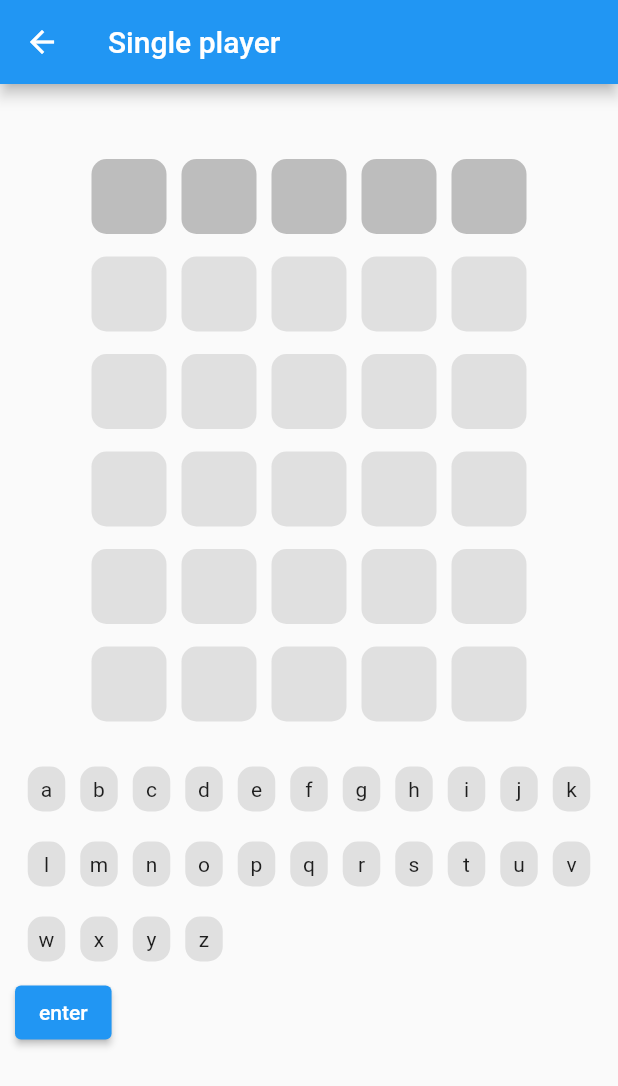
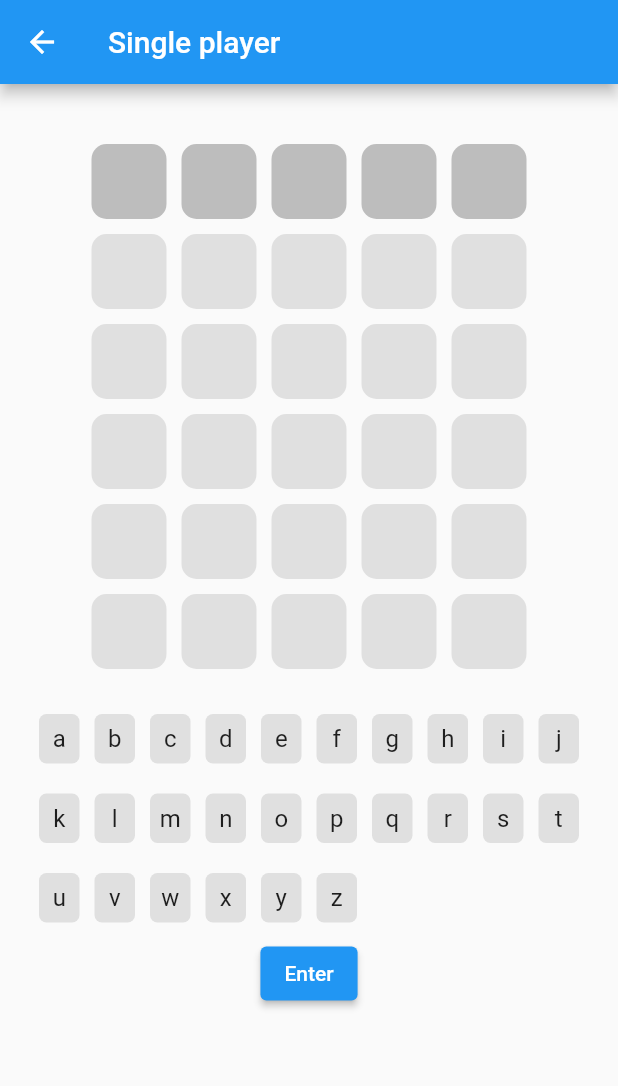
Before and after one commit to Husain-Jinia/Flutter-Wordle, a Flutter app: the SinglePlayer screen opened directly, on a phone screen of 412 x 824 dp. Shown: the top 1086 px of the screen. Run offline on Flutter 3.47's test engine with Material 2 defaults, Android fonts, the phone set to English and light mode, and no system bars; our stand-ins replace pinput.

Commit message:
minor UI changes

```diff
--- a/lib/screens/single_player_game_screen.dart
+++ b/lib/screens/single_player_game_screen.dart
@@ -38,11 +38,6 @@ class _SinglePlayerState extends State<SinglePlayer> {
   void initState() {
     // TODO: implement initState
     super.initState();
-  }
-
-  // function for updating used alphabet status
-  alphabetStatus(List word, List answer){
-
   }
 
   // function for when user submits the word
@@ -184,7 +179,7 @@ class _SinglePlayerState extends State<SinglePlayer> {
       body: Container(
         child:SingleChildScrollView(
         child:Container(
-          margin: const EdgeInsets.only(top:50, left: 10, right: 10),
+          margin: const EdgeInsets.only(top:40, left: 12, right: 12),
               child: Column(
                 mainAxisAlignment: MainAxisAlignment.center,
                 crossAxisAlignment: CrossAxisAlignment.center,
@@ -229,7 +224,7 @@ class _SinglePlayerState extends State<SinglePlayer> {
                       ),
                     ],
                   ),
-                  const SizedBox(height: 15,),
+                  const SizedBox(height: 10,),
                   Row(
                     mainAxisAlignment: MainAxisAlignment.center,
                     crossAxisAlignment: CrossAxisAlignment.center,
@@ -255,7 +250,7 @@ class _SinglePlayerState extends State<SinglePlayer> {
                       ),
                     ],
                   ),
-                  const SizedBox(height: 15,),
+                  const SizedBox(height: 10,),
                   Row(
                     mainAxisAlignment: MainAxisAlignment.center,
                     crossAxisAlignment: CrossAxisAlignment.center,
@@ -281,7 +276,7 @@ class _SinglePlayerState extends State<SinglePlayer> {
                       ),
                     ],
                   ),
-                  const SizedBox(height: 15,),
+                  const SizedBox(height: 10,),
                   Row(
                     mainAxisAlignment: MainAxisAlignment.center,
                     crossAxisAlignment: CrossAxisAlignment.center,
@@ -307,7 +302,7 @@ class _SinglePlayerState extends State<SinglePlayer> {
                       ),
                     ],
                   ),
-                  const SizedBox(height: 15,),
+                  const SizedBox(height: 10,),
                   Row(
                     mainAxisAlignment: MainAxisAlignment.center,
                     crossAxisAlignment: CrossAxisAlignment.center,
@@ -333,7 +328,7 @@ class _SinglePlayerState extends State<SinglePlayer> {
                       ),
                     ],
                   ),
-                  const SizedBox(height: 15,),
+                  const SizedBox(height: 10,),
                   Row(
                     mainAxisAlignment: MainAxisAlignment.center,
                     crossAxisAlignment: CrossAxisAlignment.center,
@@ -361,6 +356,7 @@ class _SinglePlayerState extends State<SinglePlayer> {
                   ),
                   SizedBox(height: 20,),
                   Wrap(
+
                     // mainAxisAlignment: MainAxisAlignment.center,
                     // crossAxisAlignment: CrossAxisAlignment.center,
                     children: List.generate(alphabets.length, (index){
@@ -387,20 +383,21 @@ class _SinglePlayerState extends State<SinglePlayer> {
                             });
                           },
                           child:  Container(
-                            height: 30,
-                            width: 25,
+                            height: 33,
+                            width: 27,
                             decoration: BoxDecoration(
                               color: Colors.grey[300],
-                              borderRadius: BorderRadius.circular(10)
+                              borderRadius: BorderRadius.circular(5)
                             ),
-                            child: Center(child: Text(alphabets[index]),),
+                            child: Center(child: Text(alphabets[index], style: TextStyle(fontSize: 16),),),
                           ),
                         ),
                       );
                     })
-                  ),
+                ),
                   Container(
                     child: Row(
+                      mainAxisAlignment: MainAxisAlignment.center,
                       children: [
                         ElevatedButton(
                           onPressed: (){
@@ -409,7 +406,10 @@ class _SinglePlayerState extends State<SinglePlayer> {
 
                               }
                           },
-                          child: Center(child: Text("enter"),))
+                          child: Row(
+                            mainAxisAlignment: MainAxisAlignment.spaceBetween,
+                            crossAxisAlignment: CrossAxisAlignment.center,
+                            children:[Text("Enter")] ,))
                       ],
                     ),
                   )
--- a/lib/widgets/tile_box.dart
+++ b/lib/widgets/tile_box.dart
@@ -29,7 +29,7 @@ class _TileBoxState extends State<TileBox> {
         Colors.grey[300],
         borderRadius: BorderRadius.circular(10)
       ),
-      child: Center(child: Text(widget.tileLetter),),
+      child: Center(child: Text(widget.tileLetter, style: const TextStyle(fontSize: 16, color: Colors.black54, fontWeight: FontWeight.bold),),),
     );
   }
 }
```
